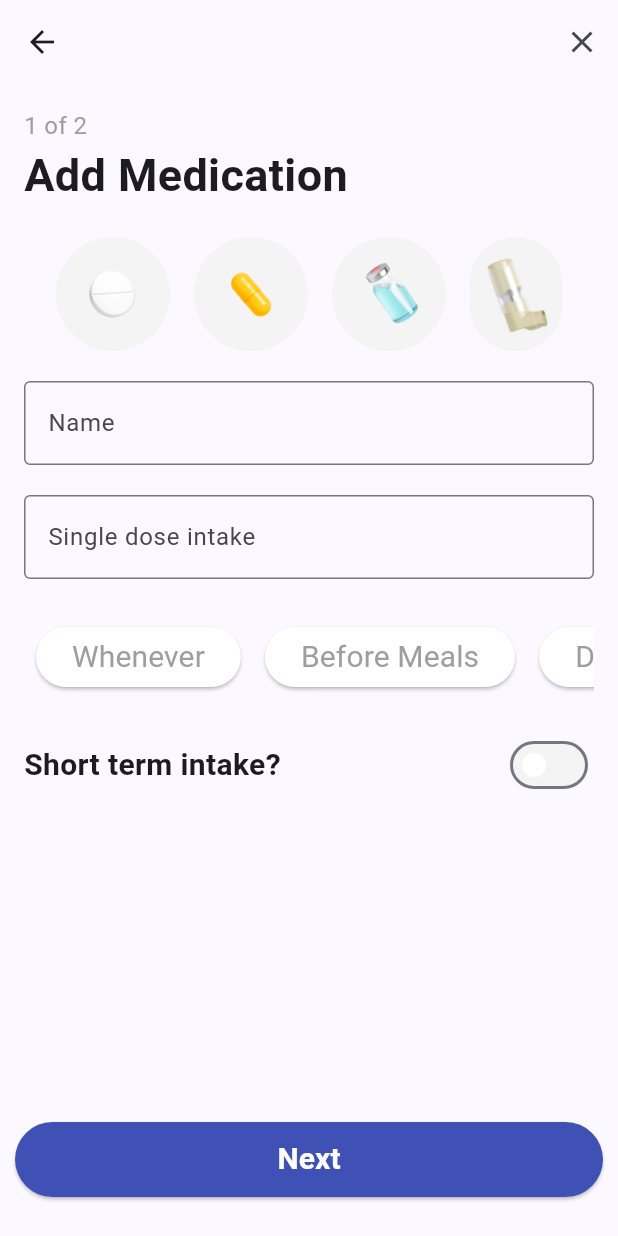
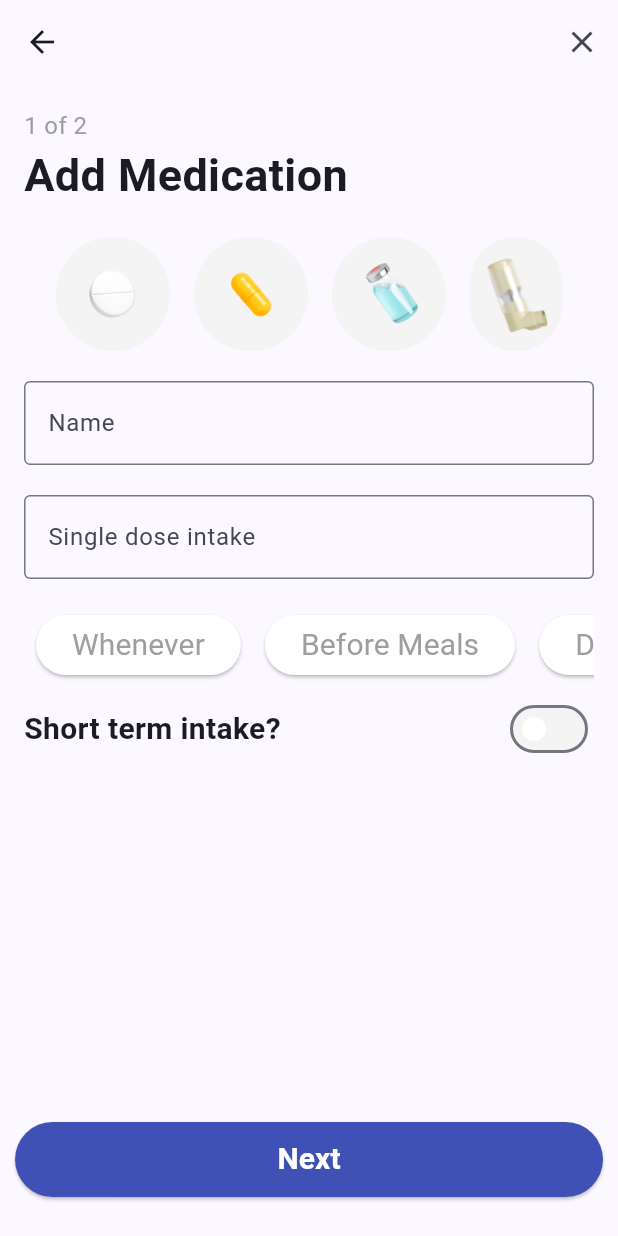
Before and after one commit to martinvanaud/cau-appdev, a Flutter app: the AddMedicationPage screen opened directly, on a phone screen of 412 x 824 dp. Run offline on Flutter 3.47's test engine with Material 3 defaults, Android fonts, the phone set to English and light mode, and no system bars; our stand-ins replace cloud_firestore, firebase_auth, firebase_core, table_calendar; accounts and stored records are empty.

Commit message:
Removed unnecessary SizedBoxes

```diff
--- a/lib/pages/addmedication.dart
+++ b/lib/pages/addmedication.dart
@@ -136,7 +136,7 @@ class _AddMedicationPageState extends State<AddMedicationPage> {
         leading: IconButton(
           icon: const Icon(Icons.arrow_back),
           onPressed: () => Navigator.pop(context),
-        )
+        ),
       ),
       floatingActionButtonLocation:
         FloatingActionButtonLocation.centerFloat,
@@ -173,7 +173,7 @@ class _AddMedicationPageState extends State<AddMedicationPage> {
                     settings: RouteSettings(
                       arguments: medication,
                     ),
-                  )
+                  ),
                 );
               }
             });
@@ -241,9 +241,8 @@ class _AddMedicationPageState extends State<AddMedicationPage> {
                 },
                 keyboardType: TextInputType.number,
               ),
-              const SizedBox(height: 20),
+              const SizedBox(height: 12),
               _getDosageTimeButtons(),
-              const SizedBox(height: 16),
               Row(
                 mainAxisAlignment: MainAxisAlignment.spaceBetween,
                 children: [
@@ -260,7 +259,6 @@ class _AddMedicationPageState extends State<AddMedicationPage> {
                   ),
                 ],
               ),
-              const SizedBox(height: 16),
               _isMedicationShortTerm ?
               Row(
                 mainAxisAlignment: MainAxisAlignment.spaceBetween,
@@ -371,7 +369,7 @@ class _AddMedicationSchedulePageState extends State<AddMedicationSchedulePage> {
             foregroundColor: MaterialStateProperty.all<Color>(Colors.white),
             backgroundColor: MaterialStateProperty.all<Color>(Colors.indigo),
           ),
-          child: const Center(child: Text('Next', style: TextStyle(fontSize: 20, fontWeight: FontWeight.bold))),
+          child: const Center(child: Text('Add New Medication', style: TextStyle(fontSize: 20, fontWeight: FontWeight.bold))),
         ),
       ),
       body: Padding(
@@ -407,7 +405,6 @@ class _AddMedicationSchedulePageState extends State<AddMedicationSchedulePage> {
                 ),
               ],
             ),
-            const SizedBox(height: 16),
             Container(
               constraints: const BoxConstraints(maxHeight: 200),
               child: Expanded(
@@ -453,13 +450,12 @@ class _AddMedicationSchedulePageState extends State<AddMedicationSchedulePage> {
                 ),
               ),
             ),
-            const SizedBox(height: 20),
             IconButton(
               icon: const Icon(Icons.add),
               tooltip: 'Add',
               iconSize: 25,
               style: ButtonStyle(
-                backgroundColor:  MaterialStateProperty.all(Color(greyLight)),
+                backgroundColor: MaterialStateProperty.all(Color(greyLight)),
               ),
               onPressed: () {
                 setState(() {
```
